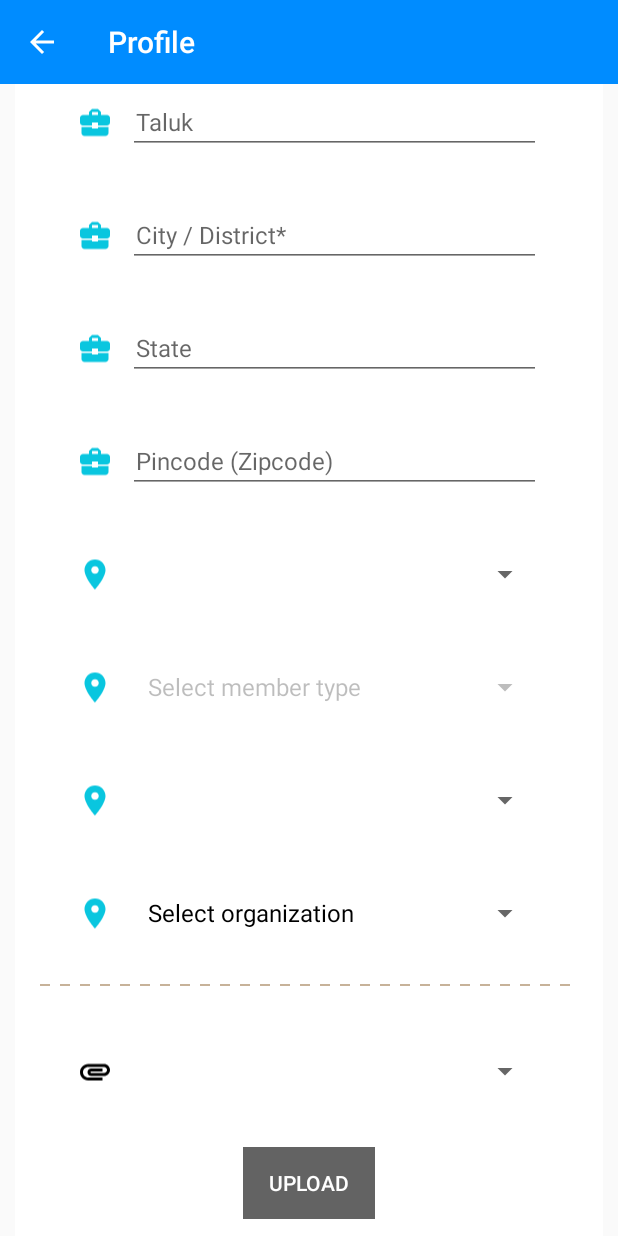
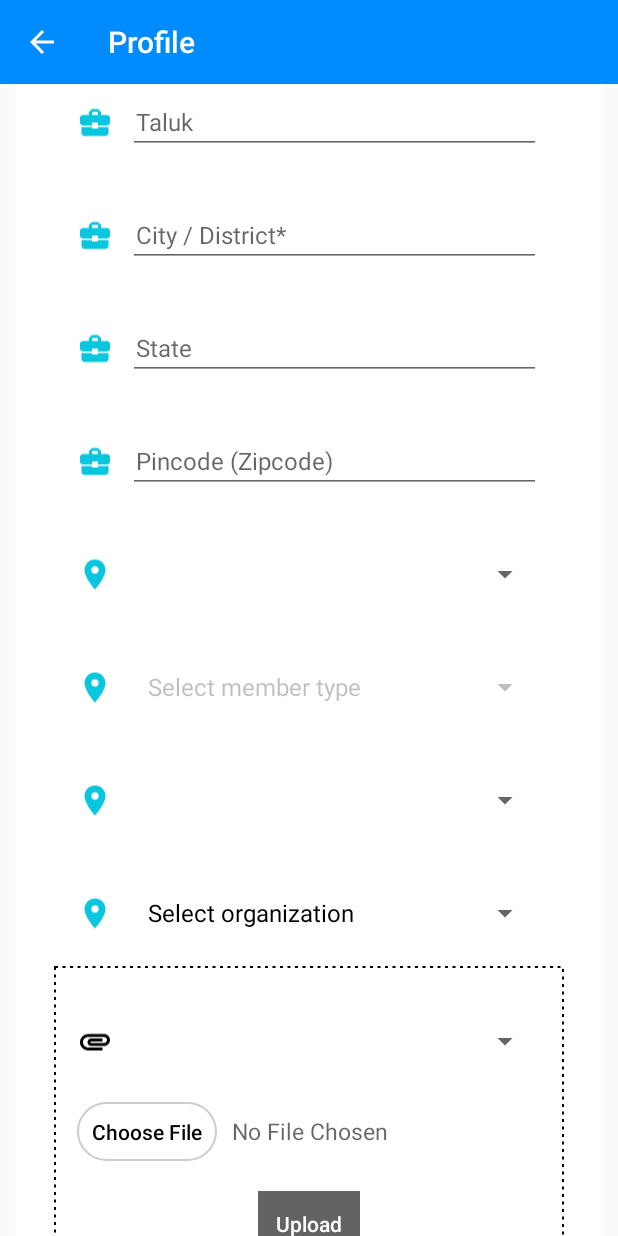
Before and after one commit to kaggarwal926/PhapaAndroidAPP, an Android app: the additionalProfile screen opened directly, with no data from a screen before it, scrolled down 1074 dp, on a phone screen of 412 x 824 dp. Run offline under Robolectric (Android 15) with nearby library versions, the phone set to English and light mode, and no system bars; our stand-ins replace CircleImageView, Picasso, Room's generated code, Volley; libraries missing offline, so code that uses them is left out: android.arch.persistence, com.karumi.dexter; pictures from the network do not load.

Commit message:
Pick profile image from gallery or camera
Upload document

```diff
--- a/app/build.gradle
+++ b/app/build.gradle
@@ -105,6 +105,10 @@ dependencies {
     implementation 'com.google.code.gson:gson:2.8.5'
     implementation 'com.android.support:support-annotations:28.0.0'
 
+    //dexter permissions
+    implementation 'com.karumi:dexter:5.0.0'
+    implementation 'com.github.yalantis:ucrop:2.2.2'
+
 
 }
 apply plugin: 'com.google.gms.google-services'
--- /dev/null
+++ b/app/src/main/res/drawable/rectangle_dash_line.xml
@@ -0,0 +1,9 @@
+<?xml version="1.0" encoding="utf-8"?>
+<shape xmlns:android="http://schemas.android.com/apk/res/android"
+    android:shape="rectangle">
+    <stroke
+        android:dashGap="3dp"
+        android:dashWidth="2dp"
+        android:width="1dp"
+        android:color="@color/colorBlack" />
+</shape>
--- a/app/src/main/res/layout/activity_additional_profile.xml
+++ b/app/src/main/res/layout/activity_additional_profile.xml
@@ -741,22 +741,30 @@
                             </LinearLayout>
 
 
-                        <ImageView
+
+                        <!--                        <ImageView-->
+                        <!--                            android:layout_width="match_parent"-->
+                        <!--                            android:layout_height="5dp"-->
+                        <!--                            android:layout_marginTop="20dp"-->
+                        <!--                            android:layout_marginBottom="20dp"-->
+                        <!--                            android:layerType="software"-->
+                        <!--                            android:src="@drawable/dotted" />-->
+
+                        <LinearLayout
+                            android:id="@+id/linear_layout"
                             android:layout_width="match_parent"
-                            android:layout_height="5dp"
-                            android:layout_marginTop="20dp"
-                            android:layout_marginBottom="20dp"
-                            android:layerType="software"
-                            android:src="@drawable/dotted" />
+                            android:layout_height="wrap_content"
+                            android:layout_margin="10dp"
+                            android:background="@drawable/rectangle_dash_line"
+                            android:orientation="vertical"
+                            android:padding="15dp">
 
                             <LinearLayout
                                 android:id="@+id/doc_type"
                                 android:layout_width="match_parent"
                                 android:layout_height="match_parent"
                                 android:layout_marginTop="10dp"
-                            android:orientation="horizontal"
-                            android:paddingLeft="25dp"
-                            android:paddingRight="25dp">
+                                android:orientation="horizontal">
 
                                 <ImageView
                                     android:layout_width="24dp"
@@ -788,35 +796,56 @@
                                 android:layout_gravity="center"
                                 android:layout_marginTop="15dp"
                                 android:gravity="center"
-                            android:orientation="vertical"
-                            android:paddingLeft="25dp"
-                            android:paddingRight="25dp">
+                                android:orientation="vertical">
+
+                                <LinearLayout
+                                    android:layout_width="match_parent"
+                                    android:layout_height="match_parent"
+                                    android:layout_gravity="center"
+                                    android:gravity="center"
+                                    android:orientation="horizontal">
+
+                                    <Button
+                                        android:id="@+id/choose_file"
+                                        android:layout_width="wrap_content"
+                                        android:layout_height="wrap_content"
+                                        android:background="@drawable/layoutborder"
+                                        android:minWidth="0dp"
+                                        android:minHeight="0dp"
+                                        android:text="Choose File"
+                                        android:textAllCaps="false"
+                                        android:textColor="#000"
+                                        android:textStyle="normal"
+                                        android:visibility="visible" />
 
                                     <TextView
                                         android:id="@+id/selectImage"
                                         android:layout_width="match_parent"
                                         android:layout_height="wrap_content"
-                                android:layout_gravity="center_vertical"
                                         android:layout_marginLeft="10dp"
-                                android:layout_weight="1"
                                         android:dropDownSelector="@drawable/spinner_selector"
-                                android:gravity="center"
-                                android:hint="Select Document"
-                                android:paddingLeft="5dp"
-                                android:text=""
-                                android:textSize="16sp"
+                                        android:hint="No File Chosen"
+                                        android:textColor="@color/black"
+                                        android:textSize="15sp"
                                         android:textStyle="normal"
-                                android:visibility="gone" />
+                                        android:visibility="visible" />
+                                </LinearLayout>
 
                                 <Button
                                     android:id="@+id/upload"
                                     android:layout_width="wrap_content"
                                     android:layout_height="wrap_content"
-                                android:layout_marginTop="10dp"
+                                    android:layout_marginTop="20dp"
                                     android:background="@color/colorGrey"
+                                    android:minWidth="0dp"
+                                    android:minHeight="0dp"
+                                    android:padding="12dp"
                                     android:text="Upload"
                                     android:textColor="#fff"
+                                    android:textAllCaps="false"
+                                    android:textStyle="normal"
                                     android:visibility="visible" />
+                            </LinearLayout>
                         </LinearLayout>
 
                         <Button
--- a/app/src/main/res/values/strings.xml
+++ b/app/src/main/res/values/strings.xml
@@ -95,5 +95,15 @@
     // messaging
     <string name="hint_enter_a_message">Type a message…</string>
 
+    // Pick image from gallery or camera
+    <string name="msg_error_unable_select_profile_pic">Unable to set profile image. Please try again!</string>
+    <string name="lbl_set_profile_photo">Set profile image</string>
+    <string name="lbl_take_camera_picture">Take a picture</string>
+    <string name="lbl_choose_from_gallery">Choose from gallery</string>
+    <string name="toast_image_intent_null">Image picker option is missing!</string>
+    <string name="dialog_permission_title">Grant Permissions</string>
+    <string name="dialog_permission_message">This app needs permission to use this feature. You can grant them in app settings.</string>
+    <string name="go_to_settings">GOTO SETTINGS</string>
+
 
 </resources>
--- /dev/null
+++ b/app/src/main/res/xml/file_paths.xml
@@ -0,0 +1,6 @@
+<?xml version="1.0" encoding="utf-8"?>
+<paths>
+    <external-cache-path
+        name="cache"
+        path="camera" />
+</paths>
--- a/build.gradle
+++ b/build.gradle
@@ -21,6 +21,7 @@ allprojects {
     repositories {
         google()
         jcenter()
+        maven { url "https://jitpack.io" }
         flatDir {
             dirs 'libs'
         }
```
Also changed, not shown: app/src/main/AndroidManifest.xml (+19 -1 lines), app/src/main/java/com/icls/offlinekyc/commonshare/ImagePickerActivity.java (added, +259 -0 lines), app/src/main/java/com/icls/offlinekyc/function/additionalProfile.java (+169 -23 lines), app/src/main/res/layout/activity_image_picker.xml (added, +9 -0 lines). Lines whose indentation alone changed are shown as unchanged.
